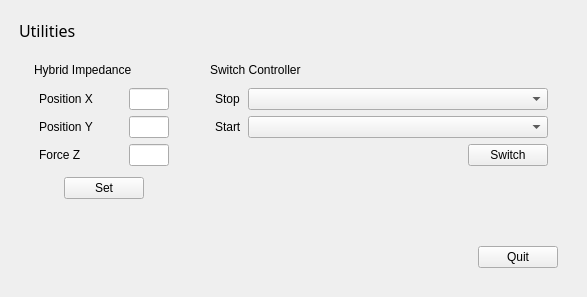
Above: ui/main_window.ui from xEnVrE/controller_switcher before the change. Below: the same form after it.
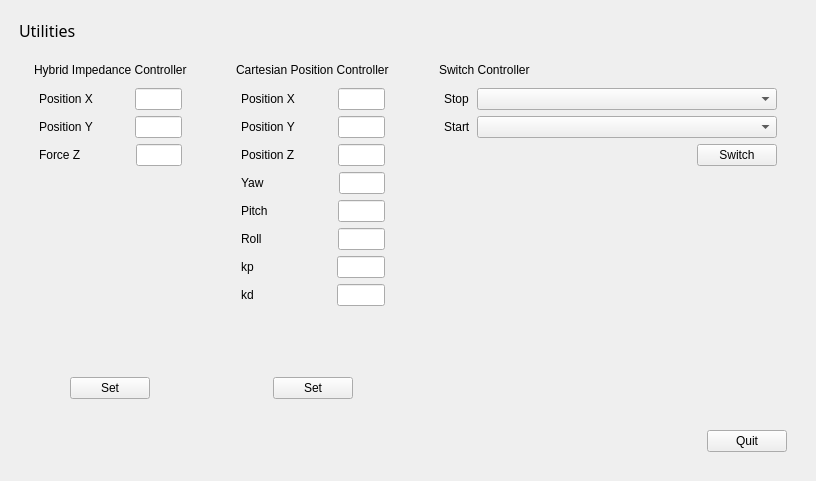
That is the form after the change. Icons and pictures are not drawn.

Commit message: -extend GUI to support cartesian position controller -implement set_command as a template function -implement service call failure msgbox and wrong filed msgbox

Patch:
```diff
--- a/ui/main_window.ui
+++ b/ui/main_window.ui
@@ -6,8 +6,8 @@
    <rect>
     <x>0</x>
     <y>0</y>
-    <width>587</width>
-    <height>297</height>
+    <width>816</width>
+    <height>481</height>
    </rect>
   </property>
   <property name="windowTitle">
@@ -89,7 +89,7 @@
           <item>
            <widget class="QLabel" name="label">
             <property name="text">
-             <string>Hybrid Impedance</string>
+             <string>Hybrid Impedance Controller</string>
             </property>
            </widget>
           </item>
@@ -220,6 +220,19 @@
             </item>
            </layout>
           </item>
+          <item>
+           <spacer name="verticalSpacer_4">
+            <property name="orientation">
+             <enum>Qt::Vertical</enum>
+            </property>
+            <property name="sizeHint" stdset="0">
+             <size>
+              <width>20</width>
+              <height>40</height>
+             </size>
+            </property>
+           </spacer>
+          </item>
           <item>
            <layout class="QHBoxLayout" name="horizontalLayout_6">
             <item>
@@ -260,19 +273,6 @@
             </item>
            </layout>
           </item>
-          <item>
-           <spacer name="verticalSpacer_2">
-            <property name="orientation">
-             <enum>Qt::Vertical</enum>
-            </property>
-            <property name="sizeHint" stdset="0">
-             <size>
-              <width>20</width>
-              <height>40</height>
-             </size>
-            </property>
-           </spacer>
-          </item>
          </layout>
         </item>
         <item>
@@ -288,6 +288,407 @@
           </property>
          </spacer>
         </item>
+        <item>
+         <layout class="QVBoxLayout" name="cartesianpositionLayout">
+          <property name="leftMargin">
+           <number>5</number>
+          </property>
+          <property name="topMargin">
+           <number>5</number>
+          </property>
+          <property name="rightMargin">
+           <number>5</number>
+          </property>
+          <property name="bottomMargin">
+           <number>5</number>
+          </property>
+          <item>
+           <widget class="QLabel" name="label_2">
+            <property name="text">
+             <string>Cartesian Position Controller</string>
+            </property>
+           </widget>
+          </item>
+          <item>
+           <layout class="QVBoxLayout" name="verticalLayout_8">
+            <property name="leftMargin">
+             <number>5</number>
+            </property>
+            <property name="topMargin">
+             <number>5</number>
+            </property>
+            <property name="rightMargin">
+             <number>5</number>
+            </property>
+            <property name="bottomMargin">
+             <number>5</number>
+            </property>
+            <item>
+             <layout class="QHBoxLayout" name="horizontalLayout_14">
+              <item>
+               <widget class="QLabel" name="label_4">
+                <property name="text">
+                 <string>Position X</string>
+                </property>
+               </widget>
+              </item>
+              <item>
+               <spacer name="horizontalSpacer_9">
+                <property name="orientation">
+                 <enum>Qt::Horizontal</enum>
+                </property>
+                <property name="sizeHint" stdset="0">
+                 <size>
+                  <width>40</width>
+                  <height>20</height>
+                 </size>
+                </property>
+               </spacer>
+              </item>
+              <item>
+               <widget class="QLineEdit" name="textPositionX_cartpos">
+                <property name="enabled">
+                 <bool>true</bool>
+                </property>
+                <property name="maximumSize">
+                 <size>
+                  <width>50</width>
+                  <height>30</height>
+                 </size>
+                </property>
+               </widget>
+              </item>
+             </layout>
+            </item>
+            <item>
+             <layout class="QHBoxLayout" name="horizontalLayout_15">
+              <item>
+               <widget class="QLabel" name="label_11">
+                <property name="text">
+                 <string>Position Y</string>
+                </property>
+               </widget>
+              </item>
+              <item>
+               <spacer name="horizontalSpacer_10">
+                <property name="orientation">
+                 <enum>Qt::Horizontal</enum>
+                </property>
+                <property name="sizeHint" stdset="0">
+                 <size>
+                  <width>40</width>
+                  <height>20</height>
+                 </size>
+                </property>
+               </spacer>
+              </item>
+              <item>
+               <widget class="QLineEdit" name="textPositionY_cartpos">
+                <property name="enabled">
+                 <bool>true</bool>
+                </property>
+                <property name="maximumSize">
+                 <size>
+                  <width>50</width>
+                  <height>30</height>
+                 </size>
+                </property>
+               </widget>
+              </item>
+             </layout>
+            </item>
+            <item>
+             <layout class="QHBoxLayout" name="horizontalLayout_4">
+              <item>
+               <widget class="QLabel" name="label_12">
+                <property name="text">
+                 <string>Position Z</string>
+                </property>
+               </widget>
+              </item>
+              <item>
+               <spacer name="horizontalSpacer_11">
+                <property name="orientation">
+                 <enum>Qt::Horizontal</enum>
+                </property>
+                <property name="sizeHint" stdset="0">
+                 <size>
+                  <width>40</width>
+                  <height>20</height>
+                 </size>
+                </property>
+               </spacer>
+              </item>
+              <item>
+               <widget class="QLineEdit" name="textPositionZ_cartpos">
+                <property name="enabled">
+                 <bool>true</bool>
+                </property>
+                <property name="maximumSize">
+                 <size>
+                  <width>50</width>
+                  <height>30</height>
+                 </size>
+                </property>
+               </widget>
+              </item>
+             </layout>
+            </item>
+            <item>
+             <layout class="QHBoxLayout" name="horizontalLayout_8">
+              <item>
+               <widget class="QLabel" name="label_13">
+                <property name="text">
+                 <string>Yaw          </string>
+                </property>
+               </widget>
+              </item>
+              <item>
+               <spacer name="horizontalSpacer_14">
+                <property name="orientation">
+                 <enum>Qt::Horizontal</enum>
+                </property>
+                <property name="sizeHint" stdset="0">
+                 <size>
+                  <width>40</width>
+                  <height>20</height>
+                 </size>
+                </property>
+               </spacer>
+              </item>
+              <item>
+               <widget class="QLineEdit" name="textYaw_cartpos">
+                <property name="enabled">
+                 <bool>true</bool>
+                </property>
+                <property name="maximumSize">
+                 <size>
+                  <width>50</width>
+                  <height>30</height>
+                 </size>
+                </property>
+               </widget>
+              </item>
+             </layout>
+            </item>
+            <item>
+             <layout class="QHBoxLayout" name="horizontalLayout_11">
+              <item>
+               <widget class="QLabel" name="label_14">
+                <property name="text">
+                 <string>Pitch        </string>
+                </property>
+               </widget>
+              </item>
+              <item>
+               <spacer name="horizontalSpacer_15">
+                <property name="orientation">
+                 <enum>Qt::Horizontal</enum>
+                </property>
+                <property name="sizeHint" stdset="0">
+                 <size>
+                  <width>40</width>
+                  <height>20</height>
+                 </size>
+                </property>
+               </spacer>
+              </item>
+              <item>
+               <widget class="QLineEdit" name="textPitch_cartpos">
+                <property name="enabled">
+                 <bool>true</bool>
+                </property>
+                <property name="maximumSize">
+                 <size>
+                  <width>50</width>
+                  <height>30</height>
+                 </size>
+                </property>
+               </widget>
+              </item>
+             </layout>
+            </item>
+            <item>
+             <layout class="QHBoxLayout" name="horizontalLayout_17">
+              <item>
+               <widget class="QLabel" name="label_16">
+                <property name="text">
+                 <string>Roll          </string>
+                </property>
+               </widget>
+              </item>
+              <item>
+               <spacer name="horizontalSpacer_18">
+                <property name="orientation">
+                 <enum>Qt::Horizontal</enum>
+                </property>
+                <property name="sizeHint" stdset="0">
+                 <size>
+                  <width>40</width>
+                  <height>20</height>
+                 </size>
+                </property>
+               </spacer>
+              </item>
+              <item>
+               <widget class="QLineEdit" name="textRoll_cartpos">
+                <property name="enabled">
+                 <bool>true</bool>
+                </property>
+                <property name="maximumSize">
+                 <size>
+                  <width>50</width>
+                  <height>30</height>
+                 </size>
+                </property>
+               </widget>
+              </item>
+             </layout>
+            </item>
+            <item>
+             <layout class="QHBoxLayout" name="horizontalLayout_18">
+              <item>
+               <widget class="QLabel" name="label_17">
+                <property name="text">
+                 <string>kp            </string>
+                </property>
+               </widget>
+              </item>
+              <item>
+               <spacer name="horizontalSpacer_19">
+                <property name="orientation">
+                 <enum>Qt::Horizontal</enum>
+                </property>
+                <property name="sizeHint" stdset="0">
+                 <size>
+                  <width>40</width>
+                  <height>20</height>
+                 </size>
+                </property>
+               </spacer>
+              </item>
+              <item>
+               <widget class="QLineEdit" name="textKp_cartpos">
+                <property name="enabled">
+                 <bool>true</bool>
+                </property>
+                <property name="maximumSize">
+                 <size>
+                  <width>50</width>
+                  <height>30</height>
+                 </size>
+                </property>
+               </widget>
+              </item>
+             </layout>
+            </item>
+            <item>
+             <layout class="QHBoxLayout" name="horizontalLayout_19">
+              <item>
+               <widget class="QLabel" name="label_18">
+                <property name="text">
+                 <string>kd            </string>
+                </property>
+               </widget>
+              </item>
+              <item>
+               <spacer name="horizontalSpacer_20">
+                <property name="orientation">
+                 <enum>Qt::Horizontal</enum>
+                </property>
+                <property name="sizeHint" stdset="0">
+                 <size>
+                  <width>40</width>
+                  <height>20</height>
+                 </size>
+                </property>
+               </spacer>
+              </item>
+              <item>
+               <widget class="QLineEdit" name="textKd_cartpos">
+                <property name="enabled">
+                 <bool>true</bool>
+                </property>
+                <property name="maximumSize">
+                 <size>
+                  <width>50</width>
+                  <height>30</height>
+                 </size>
+                </property>
+               </widget>
+              </item>
+             </layout>
+            </item>
+           </layout>
+          </item>
+          <item>
+           <spacer name="verticalSpacer_5">
+            <property name="orientation">
+             <enum>Qt::Vertical</enum>
+            </property>
+            <property name="sizeHint" stdset="0">
+             <size>
+              <width>20</width>
+              <height>40</height>
+             </size>
+            </property>
+           </spacer>
+          </item>
+          <item>
+           <layout class="QHBoxLayout" name="horizontalLayout_7">
+            <item>
+             <spacer name="horizontalSpacer_12">
+              <property name="orientation">
+               <enum>Qt::Horizontal</enum>
+              </property>
+              <property name="sizeHint" stdset="0">
+               <size>
+                <width>40</width>
+                <height>20</height>
+               </size>
+              </property>
+             </spacer>
+            </item>
+            <item>
+             <widget class="QPushButton" name="buttonSet_cartpos">
+              <property name="enabled">
+               <bool>true</bool>
+              </property>
+              <property name="text">
+               <string>Set</string>
+              </property>
+             </widget>
+            </item>
+            <item>
+             <spacer name="horizontalSpacer_13">
+              <property name="orientation">
+               <enum>Qt::Horizontal</enum>
+              </property>
+              <property name="sizeHint" stdset="0">
+               <size>
+                <width>40</width>
+                <height>20</height>
+               </size>
+              </property>
+             </spacer>
+            </item>
+           </layout>
+          </item>
+         </layout>
+        </item>
+        <item>
+         <spacer name="horizontalSpacer_16">
+          <property name="orientation">
+           <enum>Qt::Horizontal</enum>
+          </property>
+          <property name="sizeHint" stdset="0">
+           <size>
+            <width>40</width>
+            <height>20</height>
+           </size>
+          </property>
+         </spacer>
+        </item>
         <item>
          <layout class="QVBoxLayout" name="verticalLayout_3">
           <property name="leftMargin">
```
Left out of the diff: 10 changed lines with no effect on the pictures. The commit also changes 5 other files.
